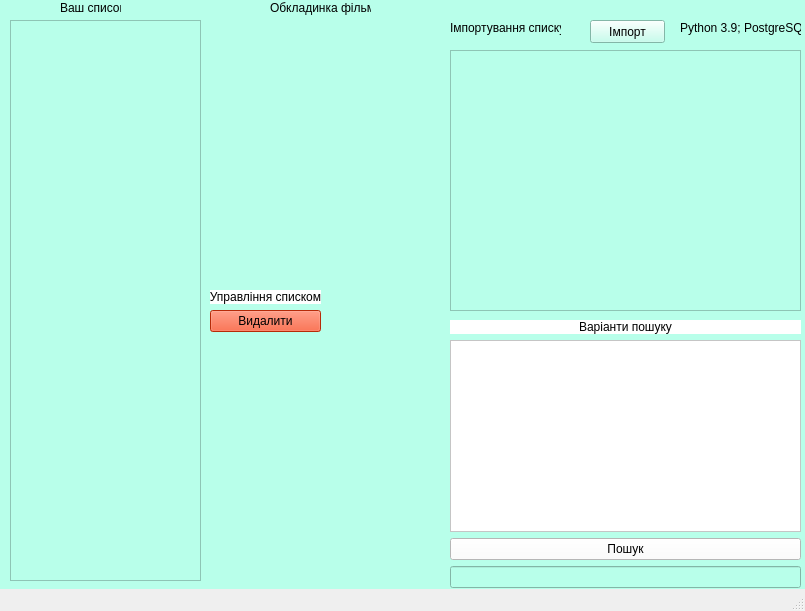
Above: GUI.ui from SuchAStupidMe/TFilmlist before the change. Below: the same form after it.
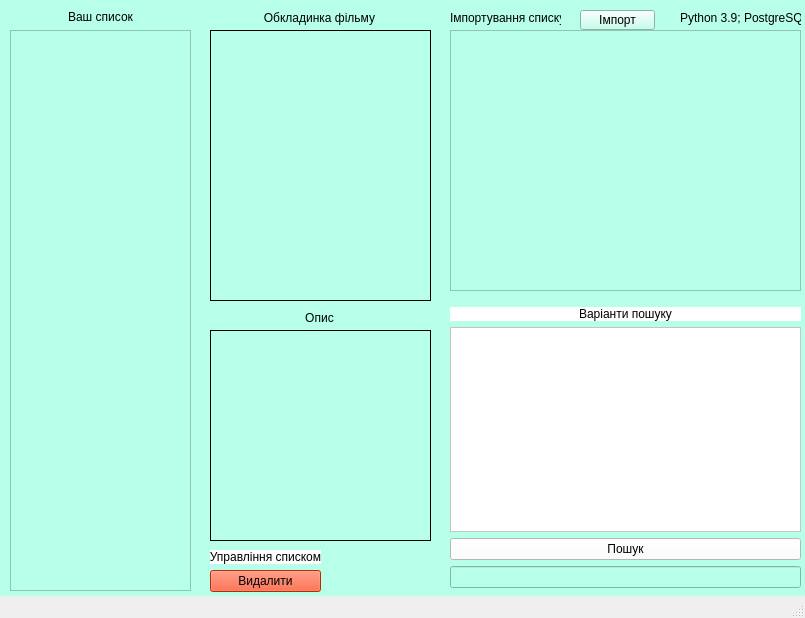
That is the form after the change.

What changed in the file:
```diff
--- a/GUI.ui
+++ b/GUI.ui
@@ -7,7 +7,7 @@
     <x>0</x>
     <y>0</y>
     <width>805</width>
-    <height>611</height>
+    <height>618</height>
    </rect>
   </property>
   <property name="windowTitle">
@@ -17,26 +17,13 @@
    <property name="styleSheet">
     <string notr="true">background-color:rgb(184, 255, 234)</string>
    </property>
-   <widget class="QLabel" name="label_2">
-    <property name="geometry">
-     <rect>
-      <x>60</x>
-      <y>0</y>
-      <width>61</width>
-      <height>16</height>
-     </rect>
-    </property>
-    <property name="text">
-     <string>Ваш список</string>
-    </property>
-   </widget>
    <widget class="QWidget" name="formLayoutWidget">
     <property name="geometry">
      <rect>
       <x>450</x>
-      <y>320</y>
+      <y>307</y>
       <width>351</width>
-      <height>268</height>
+      <height>281</height>
      </rect>
     </property>
     <layout class="QVBoxLayout" name="verticalLayout">
@@ -82,7 +69,7 @@
     <property name="geometry">
      <rect>
       <x>210</x>
-      <y>290</y>
+      <y>550</y>
       <width>111</width>
       <height>44</height>
      </rect>
@@ -123,7 +110,7 @@
     <property name="geometry">
      <rect>
       <x>680</x>
-      <y>20</y>
+      <y>10</y>
       <width>121</width>
       <height>16</height>
      </rect>
@@ -132,27 +119,11 @@
      <string>Python 3.9; PostgreSQL</string>
     </property>
    </widget>
-   <widget class="QLabel" name="label_image">
-    <property name="geometry">
-     <rect>
-      <x>210</x>
-      <y>20</y>
-      <width>211</width>
-      <height>261</height>
-     </rect>
-    </property>
-    <property name="text">
-     <string/>
-    </property>
-    <property name="scaledContents">
-     <bool>true</bool>
-    </property>
-   </widget>
    <widget class="QListWidget" name="import_list">
     <property name="geometry">
      <rect>
       <x>450</x>
-      <y>50</y>
+      <y>30</y>
       <width>351</width>
       <height>261</height>
      </rect>
@@ -162,7 +133,7 @@
     <property name="geometry">
      <rect>
       <x>450</x>
-      <y>20</y>
+      <y>10</y>
       <width>111</width>
       <height>16</height>
      </rect>
@@ -174,37 +145,137 @@
    <widget class="QPushButton" name="import_button">
     <property name="geometry">
      <rect>
-      <x>590</x>
-      <y>20</y>
+      <x>580</x>
+      <y>10</y>
       <width>75</width>
-      <height>23</height>
+      <height>20</height>
      </rect>
     </property>
     <property name="text">
      <string>Імпорт</string>
     </property>
    </widget>
-   <widget class="QListWidget" name="your_list">
+   <widget class="QWidget" name="verticalLayoutWidget">
     <property name="geometry">
      <rect>
       <x>10</x>
-      <y>20</y>
-      <width>191</width>
-      <height>561</height>
+      <y>10</y>
+      <width>181</width>
+      <height>581</height>
      </rect>
+    </property>
+    <layout class="QVBoxLayout" name="verticalLayout_2">
+     <item>
+      <widget class="QLabel" name="label_2">
+       <property name="text">
+        <string>Ваш список</string>
+       </property>
+       <property name="alignment">
+        <set>Qt::AlignCenter</set>
+       </property>
+      </widget>
+     </item>
+     <item>
+      <widget class="QListWidget" name="your_list">
+       <property name="frameShape">
+        <enum>QFrame::StyledPanel</enum>
+       </property>
+      </widget>
+     </item>
+    </layout>
+   </widget>
+   <widget class="QLabel" name="label_6">
+    <property name="geometry">
+     <rect>
+      <x>210</x>
+      <y>310</y>
+      <width>219</width>
+      <height>16</height>
+     </rect>
+    </property>
+    <property name="maximumSize">
+     <size>
+      <width>16777215</width>
+      <height>16</height>
+     </size>
+    </property>
+    <property name="text">
+     <string>Опис</string>
+    </property>
+    <property name="alignment">
+     <set>Qt::AlignCenter</set>
+    </property>
+   </widget>
+   <widget class="QLabel" name="label_image">
+    <property name="geometry">
+     <rect>
+      <x>210</x>
+      <y>30</y>
+      <width>221</width>
+      <height>271</height>
+     </rect>
+    </property>
+    <property name="frameShape">
+     <enum>QFrame::Box</enum>
+    </property>
+    <property name="text">
+     <string/>
+    </property>
+    <property name="scaledContents">
+     <bool>true</bool>
     </property>
    </widget>
    <widget class="QLabel" name="label_5">
     <property name="geometry">
      <rect>
-      <x>270</x>
-      <y>0</y>
-      <width>101</width>
+      <x>210</x>
+      <y>10</y>
+      <width>219</width>
       <height>16</height>
      </rect>
     </property>
+    <property name="maximumSize">
+     <size>
+      <width>16777215</width>
+      <height>16</height>
+     </size>
+    </property>
     <property name="text">
      <string>Обкладинка фільму</string>
+    </property>
+    <property name="alignment">
+     <set>Qt::AlignCenter</set>
+    </property>
+   </widget>
+   <widget class="QLabel" name="description_label">
+    <property name="geometry">
+     <rect>
+      <x>210</x>
+      <y>330</y>
+      <width>221</width>
+      <height>211</height>
+     </rect>
+    </property>
+    <property name="frameShape">
+     <enum>QFrame::Box</enum>
+    </property>
+    <property name="text">
+     <string/>
+    </property>
+    <property name="textFormat">
+     <enum>Qt::AutoText</enum>
+    </property>
+    <property name="scaledContents">
+     <bool>true</bool>
+    </property>
+    <property name="alignment">
+     <set>Qt::AlignLeading|Qt::AlignLeft|Qt::AlignTop</set>
+    </property>
+    <property name="wordWrap">
+     <bool>true</bool>
+    </property>
+    <property name="margin">
+     <number>0</number>
     </property>
    </widget>
   </widget>
```
